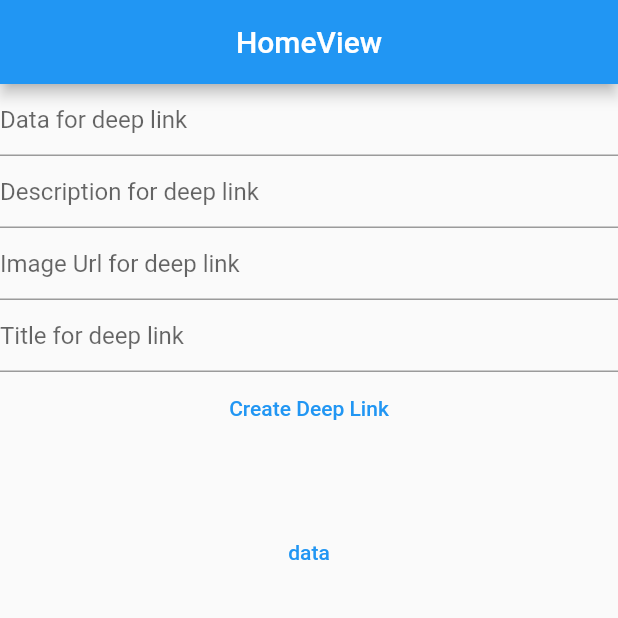
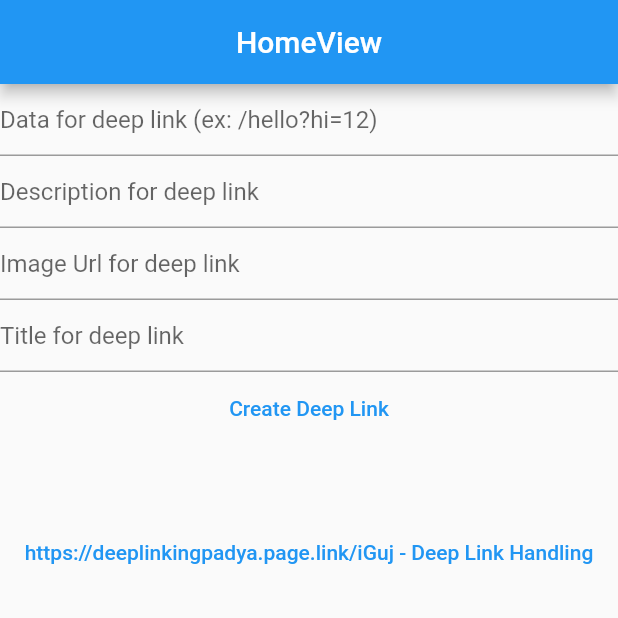
Before and after one commit to DattatreyaReddy/deep_linking, a Flutter app: the screen it shows after launch, on a phone screen of 412 x 824 dp, the top half of it. Run offline on Flutter 3.47's test engine with Material 2 defaults, Android fonts, the phone set to English and light mode, and no system bars; our stand-ins replace firebase_core, firebase_dynamic_links, get; accounts and stored records are empty.

Commit message:
added Default deep link

```diff
--- a/lib/app/modules/home/controllers/home_controller.dart
+++ b/lib/app/modules/home/controllers/home_controller.dart
@@ -22,8 +22,8 @@ class HomeController extends GetxController {
     );
   }
 
-  void launchURL() async {
-    await launch(deepLink.value);
+  void launchURL(String url) async {
+    await launch(url);
   }
 
   @override
--- a/lib/app/modules/home/views/home_view.dart
+++ b/lib/app/modules/home/views/home_view.dart
@@ -18,7 +18,7 @@ class HomeView extends GetView<HomeController> {
           children: [
             TextField(
               decoration: InputDecoration(
-                hintText: "Data for deep link",
+                hintText: "Data for deep link (ex: /hello?hi=12)",
               ),
               onChanged: (value) => homeController.data.value = value,
             ),
@@ -45,14 +45,14 @@ class HomeView extends GetView<HomeController> {
               child: Text("Create Deep Link"),
             ),
             TextButton(
-              onPressed: () => homeController.launchURL(),
+              onPressed: () => homeController.launchURL(homeController.deepLink.value),
               child: Obx(
                 () => Text(homeController.deepLink.value),
               ),
             ),
             TextButton(
-              onPressed: () => Get.toNamed("/hi"),
-              child: Text("data"),
+              onPressed: () => homeController.launchURL("https://deeplinkingpadya.page.link/iGuj"),
+              child: Text("https://deeplinkingpadya.page.link/iGuj - Deep Link Handling"),
             )
           ],
         ),
```
